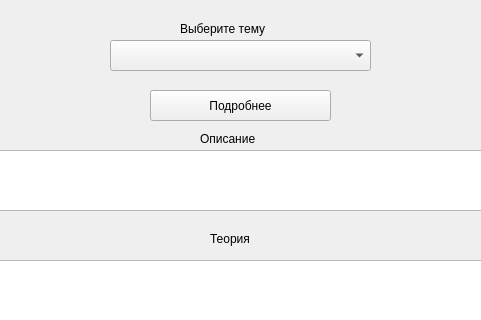
Qt form theorywindow.ui (icspero/3-semester-CourseWork_Client) before a commit; both pictures show x 140 to 621 and y 0 to 320 of the 800 by 600 pixel window.
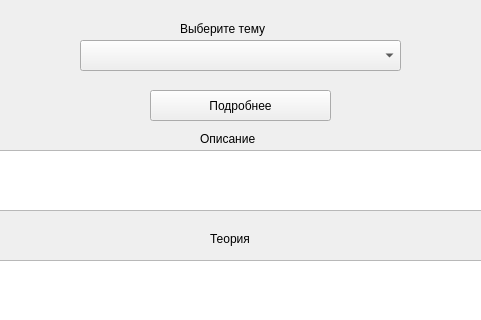
The same form after that commit.

Patch:
```diff
--- a/theorywindow.ui
+++ b/theorywindow.ui
@@ -16,9 +16,9 @@
   <widget class="QComboBox" name="comboBox">
    <property name="geometry">
     <rect>
-     <x>250</x>
+     <x>220</x>
      <y>40</y>
-     <width>261</width>
+     <width>321</width>
      <height>31</height>
     </rect>
    </property>
```
